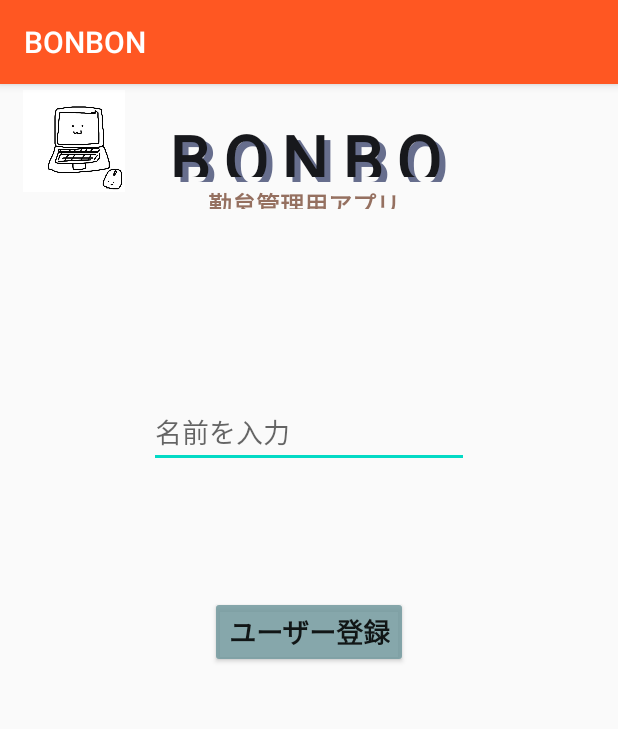
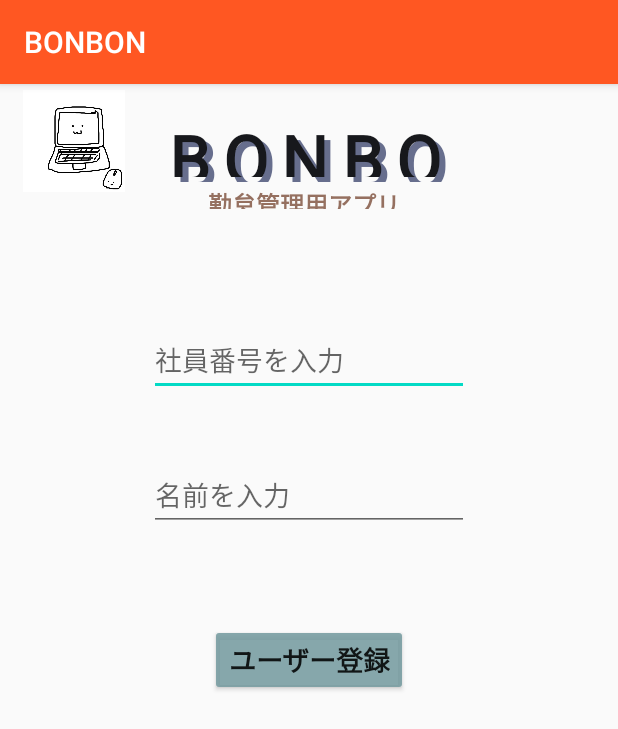
Before and after one commit to yusuke-narusaka/PT, an Android app: the screen it shows after launch (InputActivity), on a phone screen of 412 x 824 dp. Shown: the top 729 px of the screen. Run offline under Robolectric (Android 15) with nearby library versions, the phone set to English and light mode, and no system bars.

Commit message:
一番最初に表示される画面に社員番号入力欄を追加

```diff
--- a/app/src/main/java/com/example/pt/GameActivityResult.java
+++ b/app/src/main/java/com/example/pt/GameActivityResult.java
@@ -49,7 +49,7 @@ public class GameActivityResult extends AppCompatActivity {
         String gamePoint = setBackGroundView();
 
         SharedPreferences data = getSharedPreferences("DataStore", Context.MODE_PRIVATE);
-        final String storeName = data.getString("input",null );
+        final String storeName = data.getString("inputName",null );
 
         String filename = storeName + "_data.csv";
         String output = gamePoint + "\n";
--- a/app/src/main/java/com/example/pt/InputActivity.java
+++ b/app/src/main/java/com/example/pt/InputActivity.java
@@ -10,7 +10,9 @@ import android.widget.EditText;
 
 public class InputActivity extends AppCompatActivity {
     private SharedPreferences dataStore;
-    private EditText editText;
+    private SharedPreferences employeeNumber;
+    private EditText editTextName;
+    private EditText editTextNumber;
 
     @Override
     protected void onCreate(Bundle savedInstanceState) {
@@ -19,8 +21,10 @@ public class InputActivity extends AppCompatActivity {
 
         // "DataStore"という名前でインスタンスを生成
         dataStore = getSharedPreferences("DataStore", MODE_PRIVATE);
+        employeeNumber = getSharedPreferences("EmployeeNumber", MODE_PRIVATE);
 
-        editText = findViewById(R.id.userName);
+        editTextName = findViewById(R.id.userName);
+        editTextNumber = findViewById(R.id.employeeNumber);
 
         //ユーザー登録ボタンを押したときの処理
         Button buttonWrite = findViewById(R.id.userRegistButton);
@@ -28,11 +32,15 @@ public class InputActivity extends AppCompatActivity {
             @Override
             public void onClick(View v) {
                 // エディットテキストのテキストを取得
-                String text = editText.getText().toString();
+                String textName = editTextName.getText().toString();
+                String textNumber = editTextNumber.getText().toString();
                 // 入力文字列を"input"に書き込む
-                SharedPreferences.Editor editor = dataStore.edit();
-                editor.putString("input", text);
-                editor.commit();
+                SharedPreferences.Editor editorName = dataStore.edit();
+                SharedPreferences.Editor editorNumber = employeeNumber.edit();
+                editorName.putString("inputName", textName);
+                editorNumber.putString("inputNumber", textNumber);
+                editorName.commit();
+                editorNumber.commit();
                 finish();
             }
         });
--- a/app/src/main/java/com/example/pt/MainActivity.java
+++ b/app/src/main/java/com/example/pt/MainActivity.java
@@ -18,6 +18,7 @@ public class MainActivity extends AppCompatActivity {
     //BGM再生用の変数宣言
     private MediaPlayer mp;
     //ユーザー名を保存するSharedPreferencesを使うための変数宣言
+    private SharedPreferences employeeNumber;
     private SharedPreferences dataStore;
 
 
@@ -37,17 +38,19 @@ public class MainActivity extends AppCompatActivity {
 //        startActivity(intentS);
 
         //デバイス・ファイル・エクスプローラーのdata/data/com.example.pt/shared_prefs/DataStore.xml内に保管されている名前を取得するためにインスタンス化
+        employeeNumber = getSharedPreferences("EmployeeNumber", MODE_PRIVATE);
         dataStore = getSharedPreferences("DataStore", MODE_PRIVATE);
         //input KeyのValueを取得（値が無ければブランク（""）を返す）し、String型の変数strに代入する
-        String str = dataStore.getString("input", "");
+        String employeeNumberString = employeeNumber.getString("inputNumber", "");
+        String userName = dataStore.getString("inputName", "名無し");
         //変数ｓｔｒに名前が代入されていない（＝ブランク）の場合は、名前入力画面（InputActivity）を表示する
-        if(str.equals("")) {
+        if(employeeNumberString.equals("")) {
             Intent intent = new Intent(getApplication(), InputActivity.class);
             startActivity(intent);
         }
 
         TextView textView = findViewById(R.id.nameText);
-        textView.setText(str + "さん");
+        textView.setText(userName + "さん");
 
         //勤怠入力（猫アイコン）をクリックしたとき
         ImageButton catButton = findViewById(R.id.catButton);
--- a/app/src/main/java/com/example/pt/TimeActivity.java
+++ b/app/src/main/java/com/example/pt/TimeActivity.java
@@ -39,7 +39,7 @@ public class TimeActivity extends AppCompatActivity {
         mp.start();//BGMの再生
 
         SharedPreferences data = getSharedPreferences("DataStore", Context.MODE_PRIVATE);
-        final String storeName = data.getString("input",null );
+        final String storeName = data.getString("inputName",null );
 
         // クリックイベントを取得したいボタン
         Button startButton = findViewById(R.id.start_button);
@@ -72,7 +72,7 @@ public class TimeActivity extends AppCompatActivity {
                 FirebaseStorage storage = FirebaseStorage.getInstance();
                 StorageReference storageRef = storage.getReference();
 
-                Uri file = Uri.fromFile(new File("data/data/com.example.pt/files/" + storeName + "_data.csv"));
+                Uri file = Uri.fromFile(new File("data/data/com.example./files/" + storeName + "_data.csv"));
                 StorageReference riversRef = storageRef.child("CsvFiles/" + file.getLastPathSegment());
                 UploadTask uploadTask = riversRef.putFile(file);
 
--- a/app/src/main/res/layout/activity_input.xml
+++ b/app/src/main/res/layout/activity_input.xml
@@ -78,11 +78,26 @@
         app:layout_constraintTop_toTopOf="parent" />
 
     <EditText
+        android:id="@+id/employeeNumber"
+        android:layout_width="wrap_content"
+        android:layout_height="wrap_content"
+        android:layout_marginStart="100dp"
+        android:layout_marginTop="160dp"
+        android:layout_marginEnd="100dp"
+        android:ems="10"
+        android:fontFamily="@font/kosugimaruregular"
+        android:hint="社員番号を入力"
+        android:inputType="text"
+        app:layout_constraintEnd_toEndOf="parent"
+        app:layout_constraintStart_toStartOf="parent"
+        app:layout_constraintTop_toTopOf="parent" />
+
+    <EditText
         android:id="@+id/userName"
         android:layout_width="wrap_content"
         android:layout_height="wrap_content"
         android:layout_marginStart="100dp"
-        android:layout_marginTop="208dp"
+        android:layout_marginTop="250dp"
         android:layout_marginEnd="100dp"
         android:ems="10"
         android:fontFamily="@font/kosugimaruregular"
@@ -97,7 +112,7 @@
         android:layout_width="wrap_content"
         android:layout_height="wrap_content"
         android:layout_marginStart="100dp"
-        android:layout_marginTop="341dp"
+        android:layout_marginTop="360dp"
         android:layout_marginEnd="100dp"
         android:backgroundTint="#DC749B9F"
         android:fontFamily="@font/kosugimaruregular"
@@ -108,4 +123,5 @@
         app:layout_constraintEnd_toEndOf="parent"
         app:layout_constraintStart_toStartOf="parent"
         app:layout_constraintTop_toTopOf="parent" />
+
 </androidx.constraintlayout.widget.ConstraintLayout>
--- a/build.gradle
+++ b/build.gradle
@@ -5,7 +5,7 @@ buildscript {
         jcenter()
     }
     dependencies {
-        classpath "com.android.tools.build:gradle:4.0.1"
+        classpath 'com.android.tools.build:gradle:4.0.2'
         classpath 'com.google.gms:google-services:4.3.4'
 
         // NOTE: Do not place your application dependencies here; they belong
```
